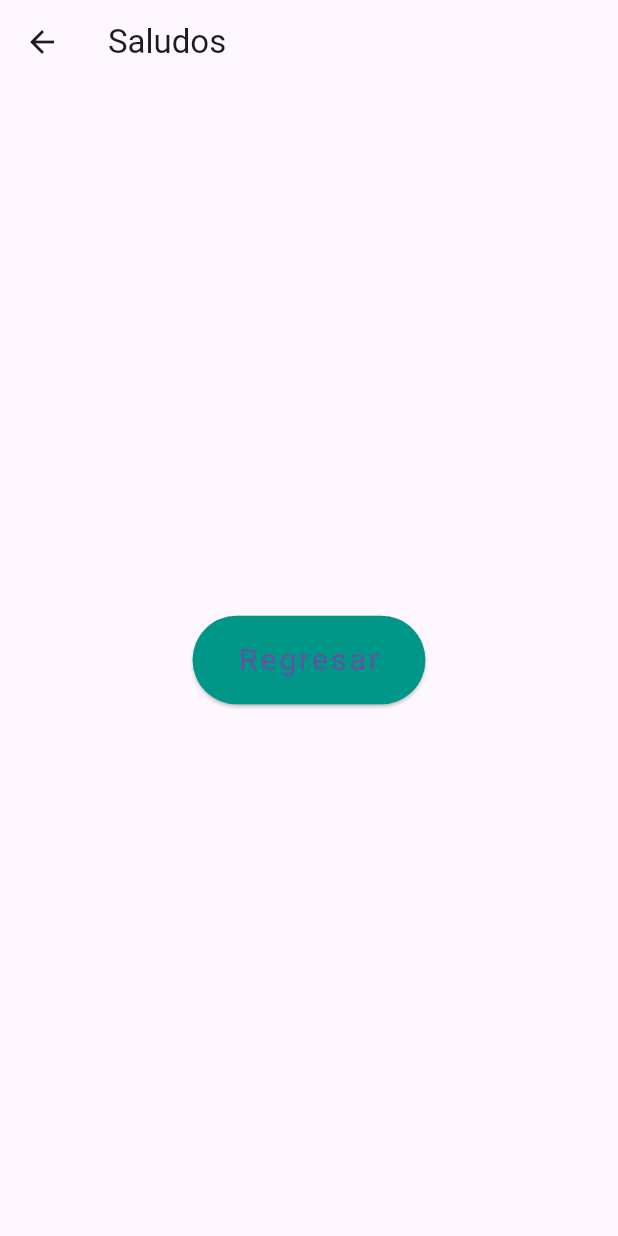
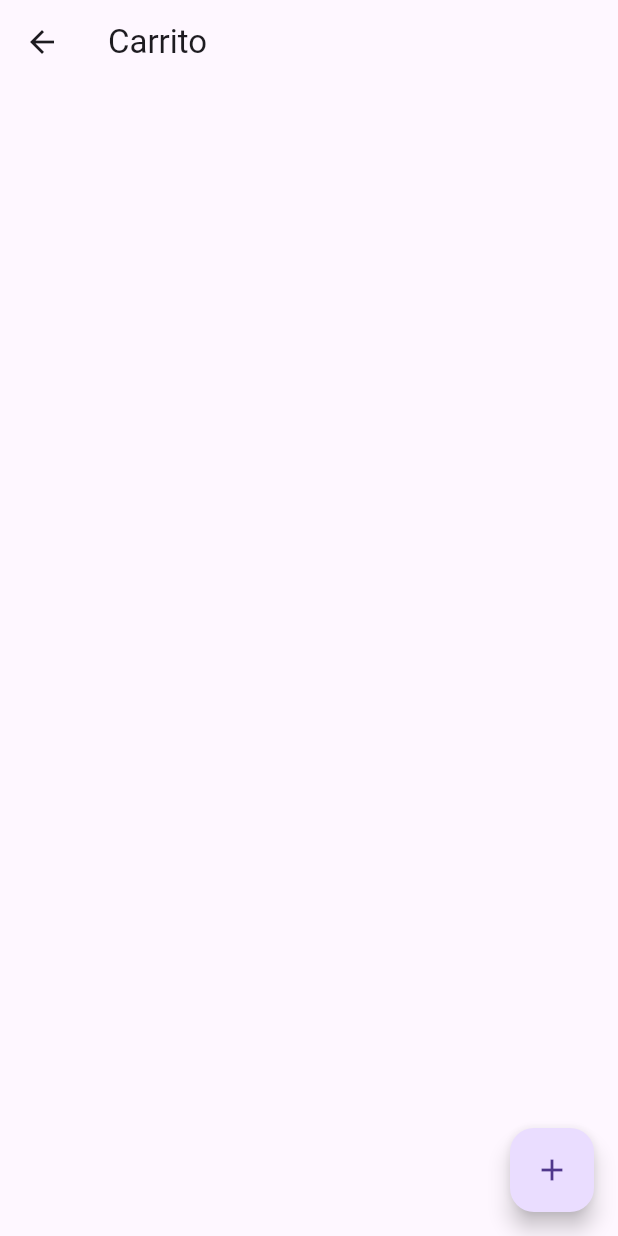
Before and after one commit to ederjgb94/topicostarde, a Flutter app: the screen it shows after launch, after a tap on "Ir a página 2", on a phone screen of 412 x 824 dp. Run offline on Flutter 3.47's test engine with Material 3 defaults, Android fonts, the phone set to English and light mode, and no system bars; our stand-ins replace delayed_display, google_fonts, hive_flutter; missing offline and left inert: shrink_sidemenu; accounts and stored records are empty.

Commit message:
controlador carrito + producto modelo + vista carrito

```diff
--- a/lib/main.dart
+++ b/lib/main.dart
@@ -5,6 +5,7 @@ import 'package:google_fonts/google_fonts.dart';
 import 'package:hive_flutter/hive_flutter.dart';
 import 'package:shrink_sidemenu/shrink_sidemenu.dart';
 import 'package:topicostarde/vistas/home_view.dart';
+import 'package:topicostarde/vistas/saludos_view.dart';
 
 void main() async {
   runApp(const MyApp());
--- /dev/null
+++ b/lib/modelos/producto_model.dart
@@ -0,0 +1,11 @@
+class Producto {
+  String id;
+  String nombre;
+  double precio;
+
+  Producto({
+    required this.nombre,
+    required this.precio,
+    required this.id,
+  });
+}
--- a/lib/vistas/home_view.dart
+++ b/lib/vistas/home_view.dart
@@ -20,7 +20,7 @@ class HomeView extends StatelessWidget {
               context,
               MaterialPageRoute(
                 builder: (context) {
-                  return const SaludosView();
+                  return SaludosView();
                 },
               ),
             );
--- a/lib/vistas/saludos_view.dart
+++ b/lib/vistas/saludos_view.dart
@@ -1,23 +1,48 @@
 import 'package:flutter/material.dart';
+import 'package:topicostarde/controladores/carrito_controller.dart';
 import 'package:topicostarde/widgets/custom_button_home.dart';
 
-class SaludosView extends StatelessWidget {
+class SaludosView extends StatefulWidget {
   const SaludosView({super.key});
+
+  @override
+  State<SaludosView> createState() => _SaludosViewState();
+}
+
+class _SaludosViewState extends State<SaludosView> {
+  final CarritoController carritoController = CarritoController();
 
   @override
   Widget build(BuildContext context) {
     return Scaffold(
       appBar: AppBar(
-        title: const Text('Saludos'),
+        title: const Text('Carrito'),
       ),
-      body: Center(
-        child: CustomButtonHome(
-          name: 'Regresar',
-          color: Colors.teal,
-          onPressed: () {
-            Navigator.pop(context);
-          },
-        ),
+      body: Column(
+        children: [
+          for (var producto in carritoController.obtenerProductos())
+            ListTile(
+              title: Text(producto.nombre),
+              subtitle: Text(producto.precio.toString()),
+              leading: CircleAvatar(
+                child: Text(producto.id),
+              ),
+              trailing: IconButton(
+                icon: const Icon(Icons.delete),
+                onPressed: () {
+                  carritoController.eliminarProducto(producto);
+                  setState(() {});
+                },
+              ),
+            ),
+        ],
+      ),
+      floatingActionButton: FloatingActionButton(
+        onPressed: () {
+          carritoController.addRandomProduct();
+          setState(() {});
+        },
+        child: const Icon(Icons.add),
       ),
     );
   }
```
Also changed, not shown: lib/controladores/carrito_controller.dart (added, +54 -0 lines).
